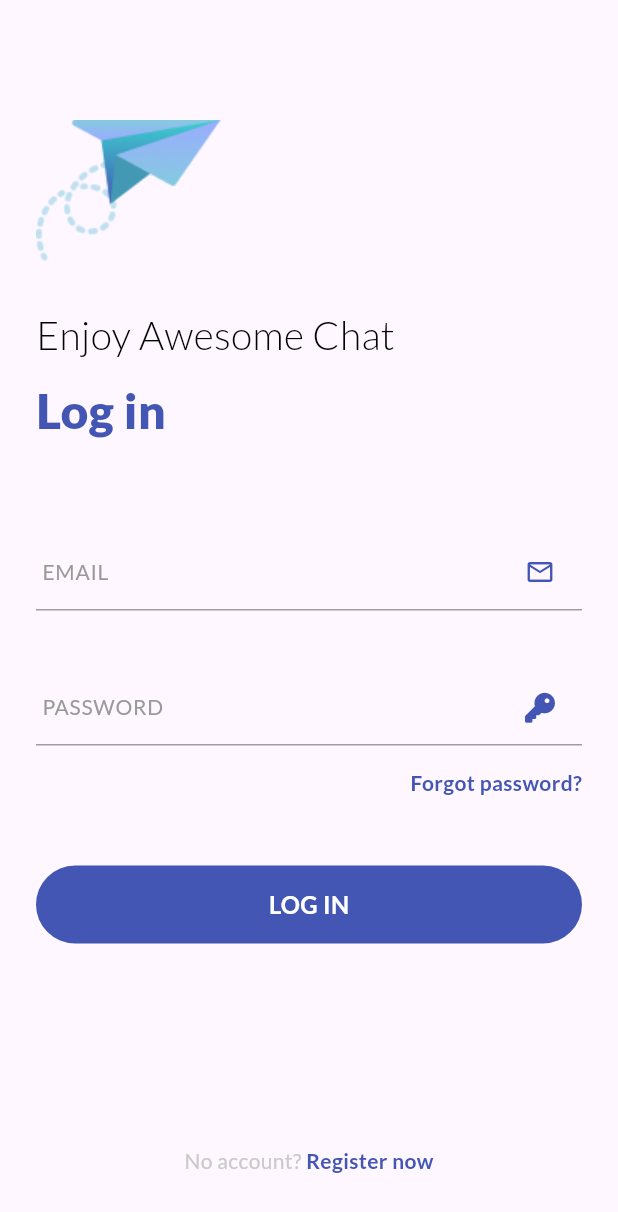
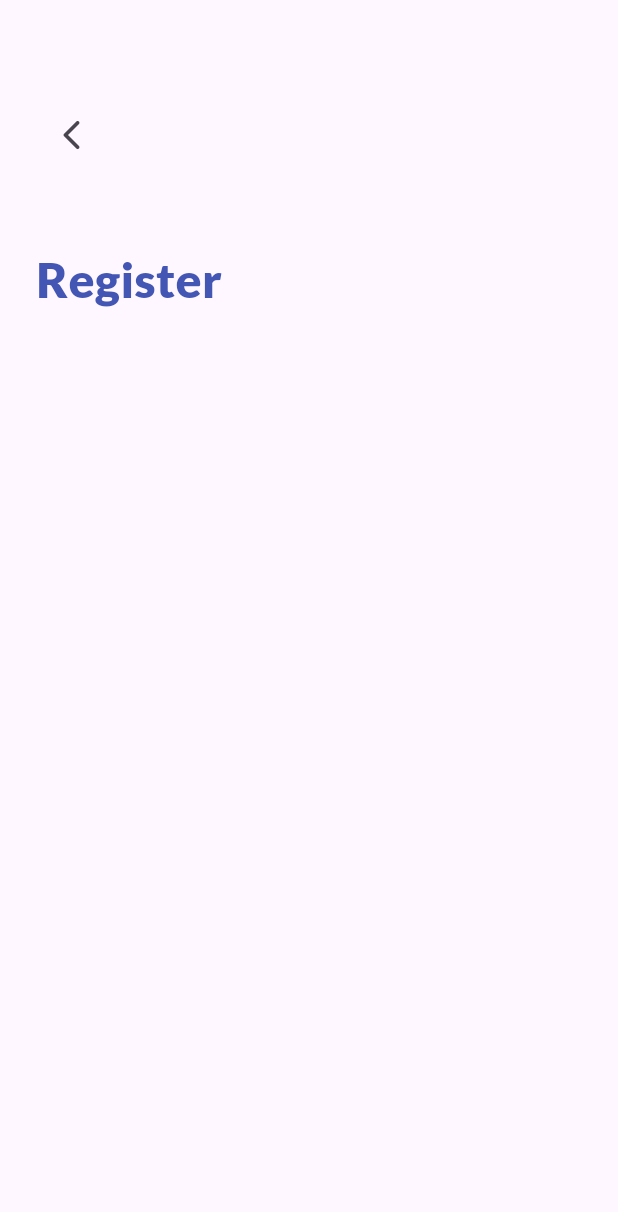
Before and after one commit to DuyCuong1122/flutter_chat_app_with_bloc, a Flutter app: the screen it shows after launch, after a tap on "Register now", on a phone screen of 412 x 824 dp. Shown: the top 1212 px of the screen. Run offline on Flutter 3.47's test engine with Material 3 defaults, Android fonts, the phone set to English and light mode, and no system bars; our stand-ins replace cloud_firestore, firebase_core, firebase_messaging, flutter_dotenv, flutter_easyloading, flutter_local_notifications and 5 more; accounts and stored records are empty; generated files the repository leaves out were written again.

Commit message:
fix login view

```diff
--- a/lib/main.dart
+++ b/lib/main.dart
@@ -1,4 +1,5 @@
 import 'dart:async';
+import 'package:chat_app/common/values/colors.dart';
 import 'package:chat_app/page/splash_view.dart';
 import 'package:firebase_core/firebase_core.dart';
 import 'package:flutter/material.dart';
@@ -58,20 +59,21 @@ class MyApp extends StatelessWidget {
 
   @override
   Widget build(BuildContext context) {
-    return const MaterialApp(
-      localizationsDelegates: [
+    return  MaterialApp(
+      localizationsDelegates: const [
         AppLocalizations.delegate,
         GlobalMaterialLocalizations.delegate,
         GlobalWidgetsLocalizations.delegate,
         GlobalCupertinoLocalizations.delegate,
       ],
-      locale: Locale('en'),
-      supportedLocales: [
+      theme: ThemeData(primaryColor: AppColor.primaryColor),
+      locale: const Locale('en'),
+      supportedLocales: const [
         Locale('en'),
         Locale('vi'),
       ],
       debugShowCheckedModeBanner: false,
-      home: SplashView(),
+      home: const SplashView(),
     );
   }
 }
--- a/lib/page/log_in/log_in_view.dart
+++ b/lib/page/log_in/log_in_view.dart
@@ -1,6 +1,9 @@
+import 'dart:developer';
+
 import 'package:chat_app/common/values/colors.dart';
 import 'package:chat_app/common/values/typography.dart';
 import 'package:chat_app/common/widgets/custom_textfield.dart';
+import 'package:chat_app/page/sign_up/sign_up_view.dart';
 import 'package:flutter_gen/gen_l10n/app_localizations.dart';
 
 import 'package:chat_app/common/values/icons.dart';
@@ -13,15 +16,17 @@ class LogInView extends StatelessWidget {
 
   @override
   Widget build(BuildContext context) {
+    final heightScreen = MediaQuery.of(context).size.height;
     return GestureDetector(
       onTap: () => FocusScope.of(context).unfocus(),
       child: Scaffold(
         resizeToAvoidBottomInset: false,
         body: Padding(
-          padding: const EdgeInsets.fromLTRB(24, 80, 24, 40),
+          padding: const EdgeInsets.symmetric(horizontal: 24),
           child: Column(
             crossAxisAlignment: CrossAxisAlignment.start,
             children: [
+              SizedBox(height: heightScreen / 10),
               Image.asset(
                 AppIcon.loginPNG,
               ),
@@ -30,23 +35,23 @@ class LogInView extends StatelessWidget {
                       fontSize: 26,
                       fontWeight: FontWeight.w300,
                       color: Colors.black)),
-              const SizedBox(height: 10),
+              SizedBox(height: heightScreen / 80),
               Text(AppLocalizations.of(context)!.logIn,
                   style: AppTypography.signInUpTitle),
-              const SizedBox(height: 60),
+              SizedBox(height: heightScreen * 6 / 80),
               CustomTextField(
                 controller: TextEditingController(),
                 labelText: 'email',
                 suffixIcon: AppIcon.mail,
               ),
-              const SizedBox(height: 40),
+              SizedBox(height: heightScreen / 20),
               CustomTextField(
                 controller: TextEditingController(),
                 labelText: 'password',
                 suffixIcon: AppIcon.key,
                 ispassword: true,
               ),
-              const SizedBox(height: 15),
+              SizedBox(height: heightScreen / 80),
               Align(
                 alignment: Alignment.centerRight,
                 child: GestureDetector(
@@ -57,7 +62,7 @@ class LogInView extends StatelessWidget {
                   ),
                 ),
               ),
-              const SizedBox(height: 45),
+              SizedBox(height: heightScreen / 20),
               CustomContainerSignInOut(
                 title: AppLocalizations.of(context)!.logIn,
                 onTap: () {},
@@ -74,7 +79,7 @@ class LogInView extends StatelessWidget {
                   ),
                   GestureDetector(
                     onTap: () {
-                      // Navigator.pushNamed(context, '/sign_up');
+                      Navigator.push(context, MaterialPageRoute(builder: (context) => const SignUpView()));
                     },
                     child: Text(
                       AppLocalizations.of(context)!.registerNow,
@@ -83,6 +88,7 @@ class LogInView extends StatelessWidget {
                   ),
                 ],
               ),
+              SizedBox(height: heightScreen / 20),
             ],
           ),
         ),
--- /dev/null
+++ b/lib/page/sign_up/sign_up_view.dart
@@ -0,0 +1,37 @@
+import 'package:chat_app/common/values/icons.dart';
+import 'package:chat_app/common/values/typography.dart';
+import 'package:flutter/material.dart';
+import 'package:flutter_gen/gen_l10n/app_localizations.dart';
+
+class SignUpView extends StatelessWidget {
+  const SignUpView({super.key});
+
+  @override
+  Widget build(BuildContext context) {
+    final heightScreen = MediaQuery.of(context).size.height;
+    return GestureDetector(
+      onTap: () => FocusScope.of(context).unfocus(),
+      child: Scaffold(
+          resizeToAvoidBottomInset: false,
+          body: Padding(
+              padding: const EdgeInsets.symmetric(horizontal: 24),
+              child: Column(
+                crossAxisAlignment: CrossAxisAlignment.start,
+                children: [
+                  SizedBox(height: heightScreen * 0.08),
+                  IconButton(
+                      onPressed: () {
+                        Navigator.pop(context);
+                      },
+                      icon: const Icon(
+                        AppIcon.back,
+                        size: 24,
+                      )),
+                  SizedBox(height: heightScreen * 0.06),
+                  Text(AppLocalizations.of(context)!.register,
+                      style: AppTypography.signInUpTitle),
+                ],
+              ))),
+    );
+  }
+}
--- a/lib/page/splash_view.dart
+++ b/lib/page/splash_view.dart
@@ -66,22 +66,3 @@ class _SplashViewState extends State<SplashView> {
     ));
   }
 }
-
-class HomePage extends StatelessWidget {
-  const HomePage({super.key});
-
-  @override
-  Widget build(BuildContext context) {
-    return Scaffold(
-      appBar: AppBar(
-        title: const Text('Home Page'),
-      ),
-      body: const Center(
-        child: Text(
-          'This is the Home Page',
-          style: TextStyle(fontSize: 24),
-        ),
-      ),
-    );
-  }
-}
```
